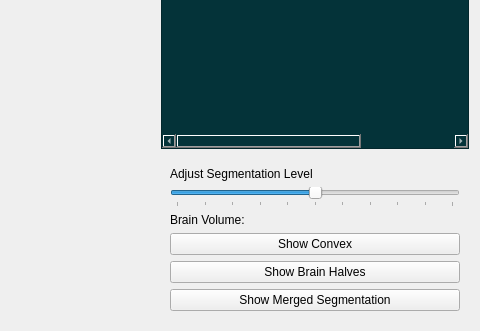
EldanChodorov/Automated_FetalMRI, file FetalMRI_Workspace.ui: the form before one commit; both pictures show x 706 to 1186 and y 552 to 883 of the 1186 by 883 pixel window.
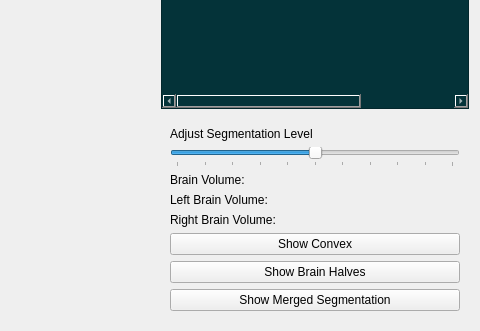
The form after the commit. Icons and pictures are not drawn.

Commit message: show brain halves + both volumes

Diff of the .ui file:
```diff
--- a/FetalMRI_Workspace.ui
+++ b/FetalMRI_Workspace.ui
@@ -582,6 +582,20 @@
               </property>
              </widget>
             </item>
+            <item>
+             <widget class="QLabel" name="left_brain_volume_label">
+              <property name="text">
+               <string>Left Brain Volume:</string>
+              </property>
+             </widget>
+            </item>
+            <item>
+             <widget class="QLabel" name="right_brain_volume_label">
+              <property name="text">
+               <string>Right Brain Volume:</string>
+              </property>
+             </widget>
+            </item>
             <item>
              <widget class="QPushButton" name="show_convex_btn">
               <property name="text">
```
The commit also changes 4 other files.
